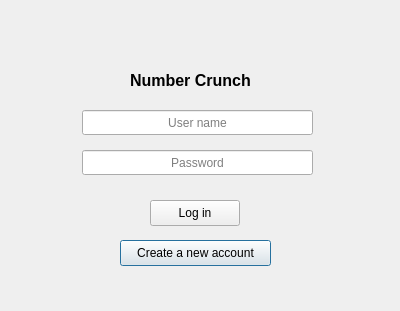
Old version of the form login.ui in the repository adsorensen/CountUp.
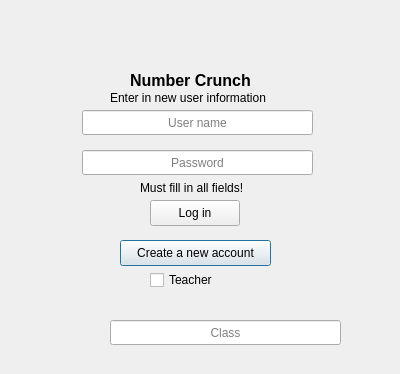
New version of the form.

Commit message: login polish

```diff
--- a/login.ui
+++ b/login.ui
@@ -7,7 +7,7 @@
     <x>0</x>
     <y>0</y>
     <width>400</width>
-    <height>311</height>
+    <height>374</height>
    </rect>
   </property>
   <property name="windowTitle">
@@ -103,6 +103,64 @@
     <string>Log in</string>
    </property>
   </widget>
+  <widget class="QLabel" name="warning">
+   <property name="geometry">
+    <rect>
+     <x>140</x>
+     <y>180</y>
+     <width>131</width>
+     <height>16</height>
+    </rect>
+   </property>
+   <property name="text">
+    <string>Must fill in all fields!</string>
+   </property>
+  </widget>
+  <widget class="QLabel" name="newUser">
+   <property name="geometry">
+    <rect>
+     <x>110</x>
+     <y>90</y>
+     <width>201</width>
+     <height>16</height>
+    </rect>
+   </property>
+   <property name="text">
+    <string>Enter in new user information</string>
+   </property>
+  </widget>
+  <widget class="QLineEdit" name="classBox">
+   <property name="geometry">
+    <rect>
+     <x>110</x>
+     <y>320</y>
+     <width>231</width>
+     <height>25</height>
+    </rect>
+   </property>
+   <property name="text">
+    <string/>
+   </property>
+   <property name="alignment">
+    <set>Qt::AlignCenter</set>
+   </property>
+   <property name="placeholderText">
+    <string>Class</string>
+   </property>
+  </widget>
+  <widget class="QCheckBox" name="teacher">
+   <property name="geometry">
+    <rect>
+     <x>150</x>
+     <y>270</y>
+     <width>91</width>
+     <height>20</height>
+    </rect>
+   </property>
+   <property name="text">
+    <string>Teacher</string>
+   </property>
+  </widget>
  </widget>
  <resources/>
  <connections/>
```
The commit also changes 3 other files.
